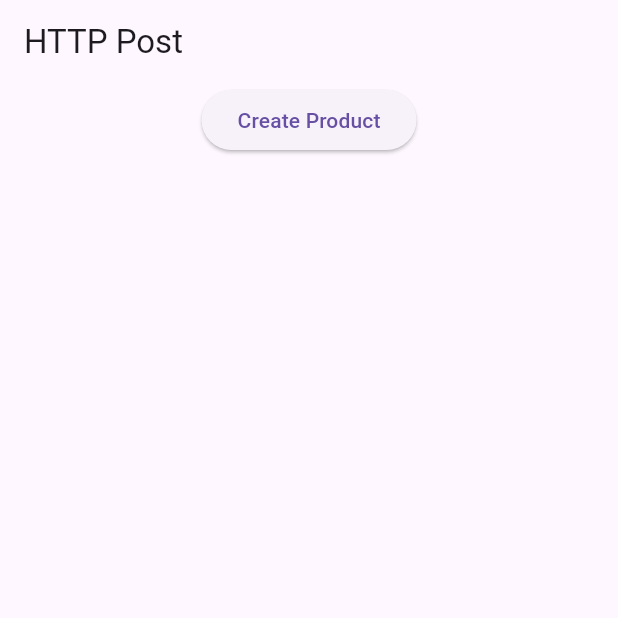
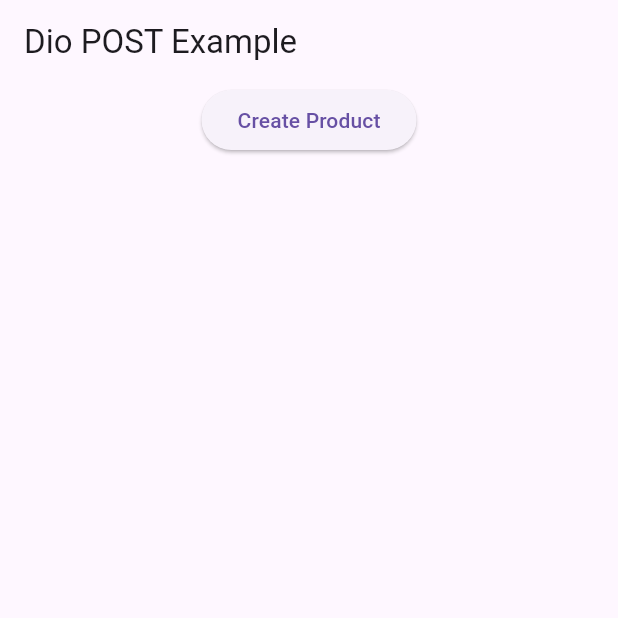
Before and after one commit to deepeshy2895/HTTP-Post-Request, a Flutter app: the screen it shows after launch, on a phone screen of 412 x 824 dp, the top half of it. Run offline on Flutter 3.47's test engine with Material 3 defaults, Android fonts, the phone set to English and light mode, and no system bars; our stand-ins replace dio.

Commit message:
Dio PoST

```diff
--- a/lib/main.dart
+++ b/lib/main.dart
@@ -1,6 +1,5 @@
-import 'dart:convert';
-import 'package:http/http.dart' as http;
 import 'package:flutter/material.dart';
+import 'package:dio/dio.dart';
 
 void main() {
   runApp(MyApp());
@@ -12,54 +11,39 @@ class MyApp extends StatelessWidget {
   @override
   Widget build(BuildContext context) {
     return MaterialApp(
-      home: PostPage(),
-      debugShowCheckedModeBanner: false,
+      home: RequestClass(),
     );
   }
 }
 
-class PostPage extends StatefulWidget {
-  const PostPage({super.key});
+class RequestClass extends StatefulWidget {
+  const RequestClass({super.key});
 
   @override
-  State<PostPage> createState() => _PostPageState();
+  State<RequestClass> createState() => _RequestClassState();
 }
 
-class _PostPageState extends State<PostPage> {
+class _RequestClassState extends State<RequestClass> {
+  final Dio dio = Dio();
+  final url = 'https://api.escuelajs.co/api/v1/products/';
   String message = '';
 
-  Future<void> createProduct() async {
-    final url = Uri.parse('https://api.escuelajs.co/api/v1/products/');
-
-    final Map<String, dynamic> productData = {
-      "title": "My New Product",
-      "price": 500,
-      "description": "This is a test product",
-      "categoryId": 1,
-      "images": ["https://placehold.co/600x400"]
+  Future<void> postData() async {
+    final Map<String, dynamic> productsData = {
+      'title': 'Dipesh Product',
+      'price': 700,
+      'description': 'Dipesh New Product',
+      'categoryId': 1,
+      'images': ['https://placehold.co/600x400'],
     };
 
     try {
-      final response = await http.post(
-        url,
-        headers: {"Content-Type": "application/json"},
-        body: jsonEncode(productData),
-      );
-
-      if (response.statusCode == 201) {
-        final data = jsonDecode(response.body);
+      final response = await dio.post(url, data: productsData);
       setState(() {
-          message = "Product Created! ID:${data['id']}";
+        message = 'Product created Successfully ID: ${response.data['id']}';
       });
-      } else {
-        setState(() {
-          message = 'Failed to create product. Status:${response.statusCode}';
-        });
-      }
-    } catch (e) {
-      setState(() {
-        message = "Error:$e";
-      });
+    } on DioException catch (e) {
+      message = 'Error: $e';
     }
   }
 
@@ -67,22 +51,23 @@ class _PostPageState extends State<PostPage> {
   Widget build(BuildContext context) {
     return Scaffold(
       appBar: AppBar(
-          title: Text("HTTP Post"),
+        title: Text('Dio POST Example'),
       ),
       body: Center(
         child: Column(
           children: [
             ElevatedButton(
                 onPressed: () {
-                    createProduct();
+                  postData();
                 },
                 child: Text('Create Product')),
                 SizedBox(
-                height: 22,
+                    height: 30,
                 ),
                 Text(message),
           ],
         ),
-        ));
+      ),
+    );
   }
 }
--- a/pubspec.yaml
+++ b/pubspec.yaml
@@ -36,6 +36,7 @@ dependencies:
   # Use with the CupertinoIcons class for iOS style icons.
   cupertino_icons: ^1.0.8
   http: ^1.6.0
+  dio: ^5.9.0
 
 dev_dependencies:
   flutter_test:
```
Also changed, not shown: pubspec.lock. Lines whose indentation alone changed are shown as unchanged.
